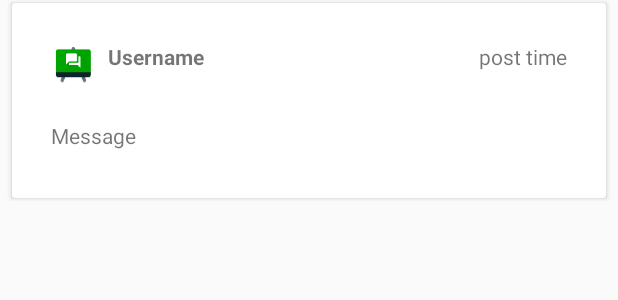
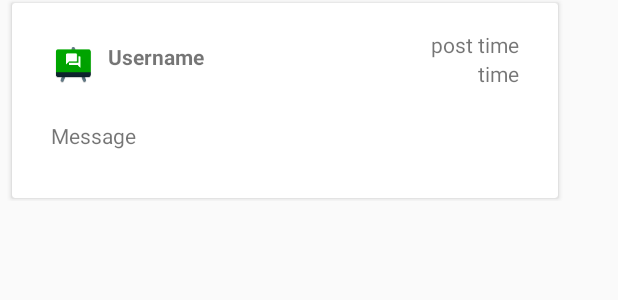
Before and after one commit to bizarrecoding/Forum, an Android app: the layout message.xml on its own in the app's theme, with its tools: preview values and no code run, on a phone screen of 412 x 824 dp. Shown: the top 300 px of the screen. Run offline under Robolectric (Android 15) with nearby library versions, the phone set to English and light mode, and no system bars.

Commit message:
minor UI changes

```diff
--- a/app/src/main/java/com/example/herik21/forum/MessageViewHolder.java
+++ b/app/src/main/java/com/example/herik21/forum/MessageViewHolder.java
@@ -11,6 +11,7 @@ import android.widget.TextView;
 
 public class MessageViewHolder extends RecyclerView.ViewHolder {
     public TextView time;
+    public TextView time2;
     public TextView content;
     public TextView user;
     public ImageView icon;
@@ -21,5 +22,6 @@ public class MessageViewHolder extends RecyclerView.ViewHolder {
         user = (TextView) itemView.findViewById(R.id.mUser);
         icon = (ImageView) itemView.findViewById(R.id.icon);
         time = (TextView) itemView.findViewById(R.id.mTime);
+        time2 = (TextView)itemView.findViewById(R.id.mTime2);
     }
 }
--- a/app/src/main/res/layout/members.xml
+++ b/app/src/main/res/layout/members.xml
@@ -6,13 +6,14 @@
 
     <ImageView
         android:layout_width="30dp"
-        android:layout_height="30dp"
+        android:layout_height="match_parent"
         app:srcCompat="@drawable/common_google_signin_btn_icon_dark_focused"
         android:id="@+id/profile"
         android:layout_weight="0.13"
         android:layout_marginLeft="8dp"
         android:layout_marginRight="8dp"
-        android:layout_marginTop="3dp" />
+        android:layout_marginTop="3dp"
+        android:scaleType="fitCenter" />
 
     <TextView
         android:text="TextView"
--- a/app/src/main/res/layout/message.xml
+++ b/app/src/main/res/layout/message.xml
@@ -3,8 +3,8 @@
     xmlns:app="http://schemas.android.com/apk/res-auto"
     xmlns:tools="http://schemas.android.com/tools"
     android:orientation="vertical"
-    android:layout_width="match_parent"
-    android:layout_height="wrap_content">
+    android:layout_height="wrap_content"
+    android:layout_width="380dp">
 
     <android.support.v7.widget.CardView
         android:layout_width="0dp"
@@ -29,14 +29,19 @@
             <TextView
                 android:text="Username"
                 android:layout_width="wrap_content"
-                android:layout_height="30dp"
+                android:layout_height="0dp"
                 android:id="@+id/mUser"
                 android:textStyle="normal|bold"
                 android:layout_marginStart="8dp"
                 app:layout_constraintLeft_toRightOf="@+id/icon"
                 android:layout_marginLeft="8dp"
                 android:layout_marginTop="16dp"
-                app:layout_constraintTop_toTopOf="parent" />
+                app:layout_constraintTop_toTopOf="parent"
+                app:layout_constraintRight_toLeftOf="@+id/mTime"
+                android:layout_marginEnd="8dp"
+                android:layout_marginRight="8dp"
+                app:layout_constraintHorizontal_bias="0.0"
+                android:maxWidth="190dp" />
 
             <TextView
                 android:text="TextView"
@@ -52,23 +57,21 @@
                 android:layout_marginEnd="16dp"
                 app:layout_constraintRight_toRightOf="parent"
                 android:layout_marginRight="16dp"
-                android:layout_marginTop="8dp"
-                app:layout_constraintTop_toBottomOf="@+id/mUser" />
+                app:layout_constraintHorizontal_bias="0.52"
+                app:layout_constraintTop_toBottomOf="@+id/mTime2"
+                android:layout_marginTop="8dp" />
 
             <TextView
                 android:text="post time"
                 android:layout_width="wrap_content"
-                android:layout_height="wrap_content"
+                android:layout_height="0dp"
                 android:id="@+id/mTime"
-                android:layout_marginStart="16dp"
-                app:layout_constraintLeft_toRightOf="@+id/mUser"
-                android:layout_marginLeft="16dp"
+                android:layout_marginTop="8dp"
+                app:layout_constraintTop_toTopOf="parent"
                 android:layout_marginEnd="16dp"
                 app:layout_constraintRight_toRightOf="parent"
                 android:layout_marginRight="16dp"
-                android:layout_marginTop="16dp"
-                app:layout_constraintTop_toTopOf="parent"
-                app:layout_constraintHorizontal_bias="1.0" />
+                android:maxWidth="90dp" />
 
             <ImageView
                 android:layout_width="30dp"
@@ -80,6 +83,18 @@
                 android:layout_marginLeft="16dp"
                 android:layout_marginTop="16dp"
                 app:layout_constraintTop_toTopOf="parent" />
+
+            <TextView
+                android:text="time"
+                android:layout_width="0dp"
+                android:layout_height="wrap_content"
+                android:id="@+id/mTime2"
+                app:layout_constraintTop_toBottomOf="@+id/mTime"
+                app:layout_constraintLeft_toLeftOf="@+id/mTime"
+                app:layout_constraintRight_toRightOf="@+id/mTime"
+                app:layout_constraintBottom_toBottomOf="@+id/icon"
+                app:layout_constraintHorizontal_bias="1.0"
+                android:gravity="right" />
         </android.support.constraint.ConstraintLayout>
 
     </android.support.v7.widget.CardView>
```
Also changed, not shown: app/src/main/java/com/example/herik21/forum/ChatActivity.java (+13 -3 lines), app/src/main/java/com/example/herik21/forum/ForumActivity.java (+16 -20 lines), app/src/main/java/com/example/herik21/forum/NewThreadActivity.java (+6 -11 lines).
